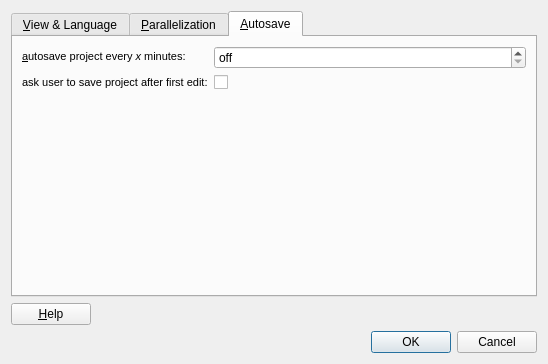
The window that application/optionsdialog.ui (jkriege2/QuickFit3) describes before a commit, drawn with Qt 5.
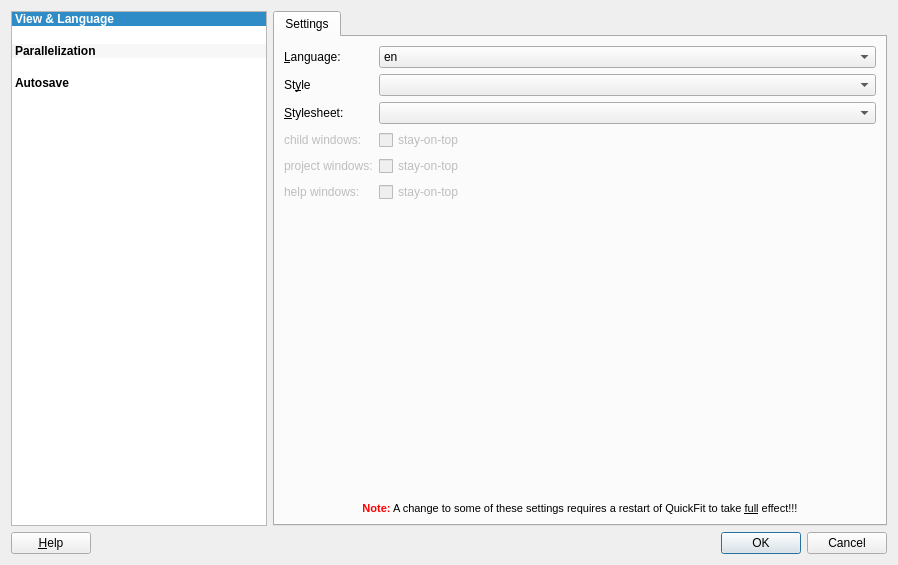
The same window after the commit. The open tabs and pages were chosen to show the change. Icons and pictures are not drawn.

```diff
--- a/application/optionsdialog.ui
+++ b/application/optionsdialog.ui
@@ -9,8 +9,8 @@
    <rect>
     <x>0</x>
     <y>0</y>
-    <width>548</width>
-    <height>364</height>
+    <width>898</width>
+    <height>565</height>
    </rect>
   </property>
   <property name="sizePolicy">
@@ -28,31 +28,143 @@
   <property name="modal">
    <bool>true</bool>
   </property>
-  <layout class="QGridLayout" name="gridLayout">
+  <layout class="QGridLayout" name="gridLayout" rowstretch="1,0" columnstretch="0,1">
+   <item row="1" column="0" colspan="2">
+    <layout class="QHBoxLayout" name="horizontalLayout">
+     <item>
+      <widget class="QPushButton" name="btnHelp">
+       <property name="text">
+        <string>&amp;Help</string>
+       </property>
+       <property name="icon">
+        <iconset resource="../lib/lib.qrc">
+         <normaloff>:/lib/help.png</normaloff>:/lib/help.png</iconset>
+       </property>
+      </widget>
+     </item>
+     <item>
+      <spacer name="horizontalSpacer">
+       <property name="orientation">
+        <enum>Qt::Horizontal</enum>
+       </property>
+       <property name="sizeHint" stdset="0">
+        <size>
+         <width>40</width>
+         <height>20</height>
+        </size>
+       </property>
+      </spacer>
+     </item>
+     <item>
+      <widget class="QDialogButtonBox" name="buttonBox">
+       <property name="maximumSize">
+        <size>
+         <width>16777215</width>
+         <height>16777215</height>
+        </size>
+       </property>
+       <property name="baseSize">
+        <size>
+         <width>0</width>
+         <height>24</height>
+        </size>
+       </property>
+       <property name="orientation">
+        <enum>Qt::Horizontal</enum>
+       </property>
+       <property name="standardButtons">
+        <set>QDialogButtonBox::Cancel|QDialogButtonBox::Ok</set>
+       </property>
+      </widget>
+     </item>
+    </layout>
+   </item>
    <item row="0" column="0">
+    <widget class="QListWidget" name="listWidget">
+     <property name="font">
+      <font>
+       <weight>75</weight>
+       <bold>true</bold>
+      </font>
+     </property>
+     <property name="alternatingRowColors">
+      <bool>true</bool>
+     </property>
+     <property name="selectionBehavior">
+      <enum>QAbstractItemView::SelectRows</enum>
+     </property>
+     <property name="iconSize">
+      <size>
+       <width>32</width>
+       <height>32</height>
+      </size>
+     </property>
+     <property name="spacing">
+      <number>2</number>
+     </property>
+     <property name="gridSize">
+      <size>
+       <width>0</width>
+       <height>32</height>
+      </size>
+     </property>
+     <property name="uniformItemSizes">
+      <bool>true</bool>
+     </property>
+     <property name="selectionRectVisible">
+      <bool>false</bool>
+     </property>
+     <property name="currentRow">
+      <number>0</number>
+     </property>
+     <item>
+      <property name="text">
+       <string>View &amp; Language</string>
+      </property>
+      <property name="icon">
+       <iconset resource="quickfit3.qrc">
+        <normaloff>:/quickfit3/optionsdlg_icons/opt_view_lang.png</normaloff>:/quickfit3/optionsdlg_icons/opt_view_lang.png</iconset>
+      </property>
+     </item>
+     <item>
+      <property name="text">
+       <string>Parallelization</string>
+      </property>
+      <property name="icon">
+       <iconset resource="quickfit3.qrc">
+        <normaloff>:/quickfit3/optionsdlg_icons/opt_parallel.png</normaloff>:/quickfit3/optionsdlg_icons/opt_parallel.png</iconset>
+      </property>
+     </item>
+     <item>
+      <property name="text">
+       <string>Autosave</string>
+      </property>
+      <property name="icon">
+       <iconset resource="quickfit3.qrc">
+        <normaloff>:/quickfit3/optionsdlg_icons/opt_autosave.png</normaloff>:/quickfit3/optionsdlg_icons/opt_autosave.png</iconset>
+      </property>
+     </item>
+    </widget>
+   </item>
+   <item row="0" column="1">
     <widget class="QTabWidget" name="tabWidget">
-     <property name="tabShape">
-      <enum>QTabWidget::Rounded</enum>
-     </property>
      <property name="currentIndex">
       <number>0</number>
      </property>
-     <property name="elideMode">
-      <enum>Qt::ElideNone</enum>
-     </property>
-     <property name="documentMode">
-      <bool>false</bool>
-     </property>
-     <property name="tabsClosable">
-      <bool>false</bool>
-     </property>
-     <property name="movable">
-      <bool>false</bool>
-     </property>
-     <widget class="QWidget" name="Seite">
+     <widget class="QWidget" name="tab">
       <attribute name="title">
-       <string>&amp;View &amp;&amp; Language</string>
+       <string>Settings</string>
       </attribute>
+      <layout class="QVBoxLayout" name="verticalLayout">
+       <property name="margin">
+        <number>0</number>
+       </property>
+       <item>
+        <widget class="QStackedWidget" name="stackedWidget">
+         <property name="currentIndex">
+          <number>0</number>
+         </property>
+         <widget class="QWidget" name="stackedWidgetPage1">
       <layout class="QFormLayout" name="formLayout">
        <property name="fieldGrowthPolicy">
         <enum>QFormLayout::AllNonFixedFieldsGrow</enum>
@@ -223,10 +335,7 @@
        </item>
       </layout>
      </widget>
-     <widget class="QWidget" name="Seite_2">
-      <attribute name="title">
-       <string>&amp;Parallelization</string>
-      </attribute>
+         <widget class="QWidget" name="stackedWidgetPage2">
       <layout class="QFormLayout" name="formLayout_3">
        <property name="fieldGrowthPolicy">
         <enum>QFormLayout::AllNonFixedFieldsGrow</enum>
@@ -259,10 +368,7 @@
        </item>
       </layout>
      </widget>
-     <widget class="QWidget" name="tab">
-      <attribute name="title">
-       <string>&amp;Autosave</string>
-      </attribute>
+         <widget class="QWidget" name="stackedWidgetPage3">
       <layout class="QFormLayout" name="formLayout_2">
        <item row="0" column="0">
         <widget class="QLabel" name="label">
@@ -319,55 +425,9 @@
      </widget>
     </widget>
    </item>
-   <item row="4" column="0">
-    <widget class="QDialogButtonBox" name="buttonBox">
-     <property name="maximumSize">
-      <size>
-       <width>16777215</width>
-       <height>16777215</height>
-      </size>
-     </property>
-     <property name="baseSize">
-      <size>
-       <width>0</width>
-       <height>24</height>
-      </size>
-     </property>
-     <property name="orientation">
-      <enum>Qt::Horizontal</enum>
-     </property>
-     <property name="standardButtons">
-      <set>QDialogButtonBox::Cancel|QDialogButtonBox::Ok</set>
-     </property>
-    </widget>
-   </item>
-   <item row="1" column="0">
-    <layout class="QHBoxLayout" name="horizontalLayout">
-     <item>
-      <widget class="QPushButton" name="btnHelp">
-       <property name="text">
-        <string>&amp;Help</string>
-       </property>
-       <property name="icon">
-        <iconset resource="../lib/lib.qrc">
-         <normaloff>:/lib/help.png</normaloff>:/lib/help.png</iconset>
-       </property>
-      </widget>
-     </item>
-     <item>
-      <spacer name="horizontalSpacer">
-       <property name="orientation">
-        <enum>Qt::Horizontal</enum>
-       </property>
-       <property name="sizeHint" stdset="0">
-        <size>
-         <width>40</width>
-         <height>20</height>
-        </size>
-       </property>
-      </spacer>
-     </item>
-    </layout>
+      </layout>
+     </widget>
+    </widget>
    </item>
   </layout>
  </widget>
```
Left out of the diff: 18 changed lines with no effect on the pictures. Lines whose indentation alone changed are shown as unchanged.
